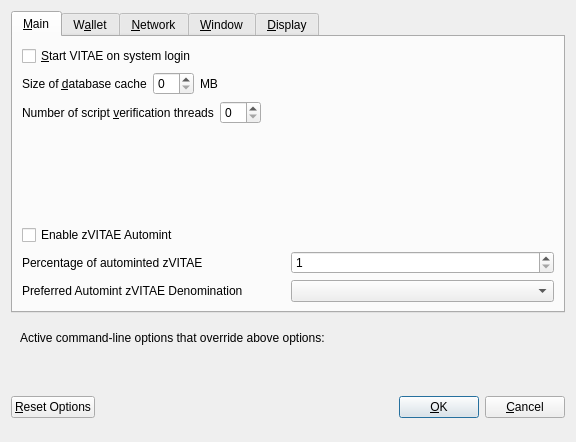
Old version of the form src/qt/forms/optionsdialog.ui in the repository VitaeTeam/Vitae.
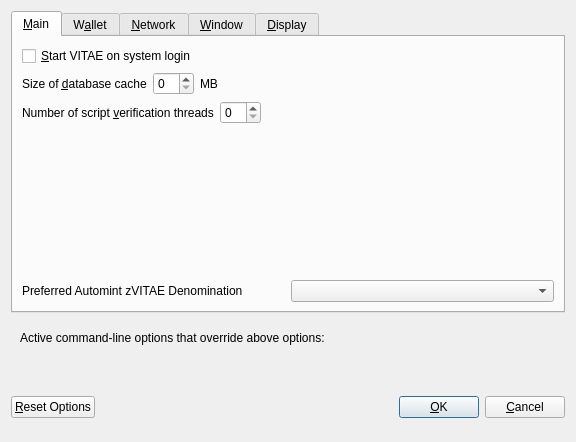
New version of the form. Custom widgets are drawn as their Qt base class.

The edit to the form file:
```diff
--- a/src/qt/forms/optionsdialog.ui
+++ b/src/qt/forms/optionsdialog.ui
@@ -130,43 +130,6 @@
          </property>
         </spacer>
        </item>
-       <item>
-        <widget class="QCheckBox" name="checkBoxZeromintEnable">
-         <property name="toolTip">
-          <string>Enable automatic minting of VITAE units to zVITAE</string>
-         </property>
-         <property name="layoutDirection">
-          <enum>Qt::LeftToRight</enum>
-         </property>
-         <property name="text">
-          <string>Enable zVITAE Automint</string>
-         </property>
-        </widget>
-       </item>
-       <item>
-        <layout class="QHBoxLayout" name="horizontalLayout_3">
-         <item>
-          <widget class="QLabel" name="percentage_label">
-           <property name="toolTip">
-            <string>Percentage of incoming VITAE which get automatically converted to zVITAE via Zerocoin Protocol (min: 10%)</string>
-           </property>
-           <property name="text">
-            <string>Percentage of autominted zVITAE</string>
-           </property>
-          </widget>
-         </item>
-         <item>
-          <widget class="QSpinBox" name="zeromintPercentage">
-           <property name="minimum">
-            <number>1</number>
-           </property>
-           <property name="maximum">
-            <number>100</number>
-           </property>
-          </widget>
-         </item>
-        </layout>
-       </item>
        <item>
         <layout class="QHBoxLayout" name="horizontalLayout" stretch="0,0">
          <property name="sizeConstraint">
```
